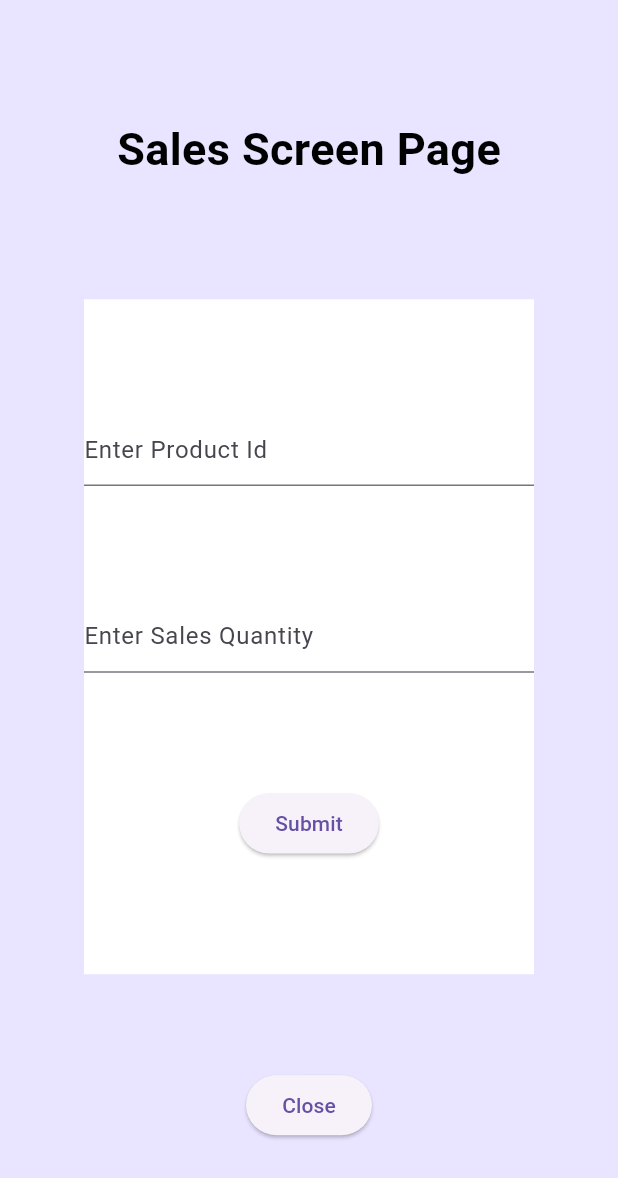
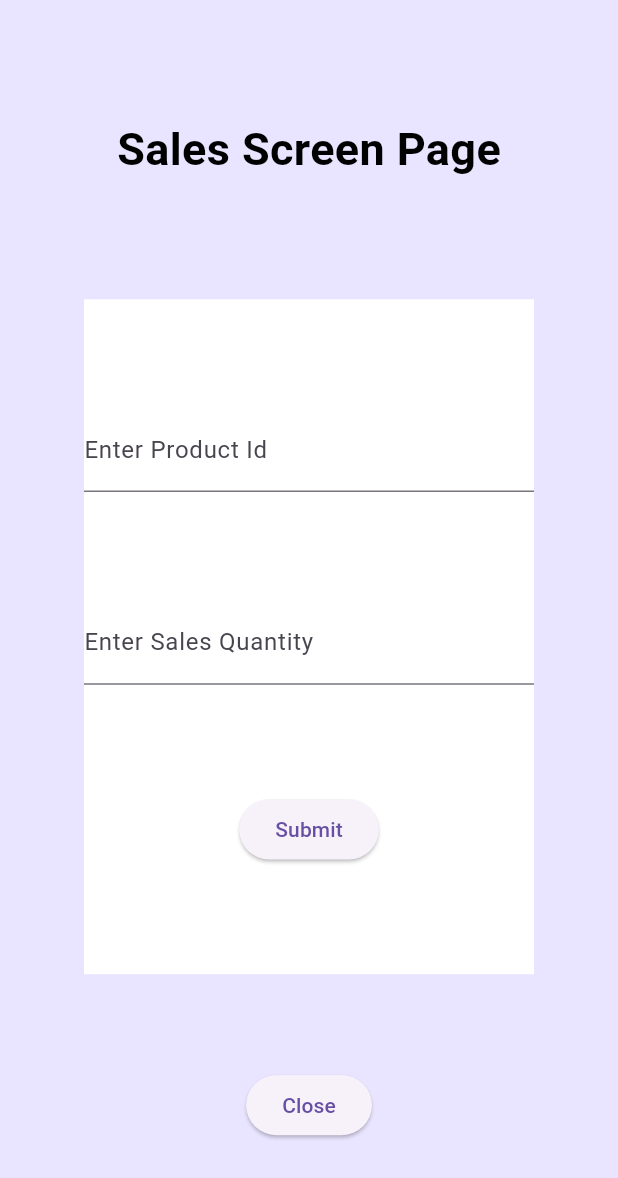
Before and after one commit to developer-sanjai/navigation_project, a Flutter app: the SalesScreen screen opened directly with empty values, on a phone screen of 412 x 824 dp. Shown: the top 1178 px of the screen. Run offline on Flutter 3.47's test engine with Material 3 defaults, Android fonts, the light colour scheme and no system bars.

Commit message:
make some UI changes

```diff
--- a/lib/sales_screen.dart
+++ b/lib/sales_screen.dart
@@ -45,11 +45,12 @@ class _SalesScreenState extends State<SalesScreen> {
                 mainAxisAlignment: MainAxisAlignment.spaceEvenly,
                 children: [
                   TextFormField(
+                    initialValue: sale.productId,
                     onChanged:(value){
                       sale.productId = value;
                     },
                     decoration:const  InputDecoration(
-                      hintText: 'Enter Product Id',
+                      labelText: 'Enter Product Id',
                       focusedBorder: OutlineInputBorder(
                         borderRadius: BorderRadius.all(Radius.circular(15),
                         ),
@@ -57,11 +58,12 @@ class _SalesScreenState extends State<SalesScreen> {
                     ),
                     ),
                   TextFormField(
+                    initialValue: sale.saleQuantity,
                     onChanged:(value){
                       sale.saleQuantity = value;
                     },
                     decoration:const  InputDecoration(
-                      hintText: 'Enter Sales Quantity',
+                      labelText: 'Enter Sales Quantity',
                       focusedBorder: OutlineInputBorder(
                         borderRadius: BorderRadius.all(Radius.circular(15),
                         ),
```
